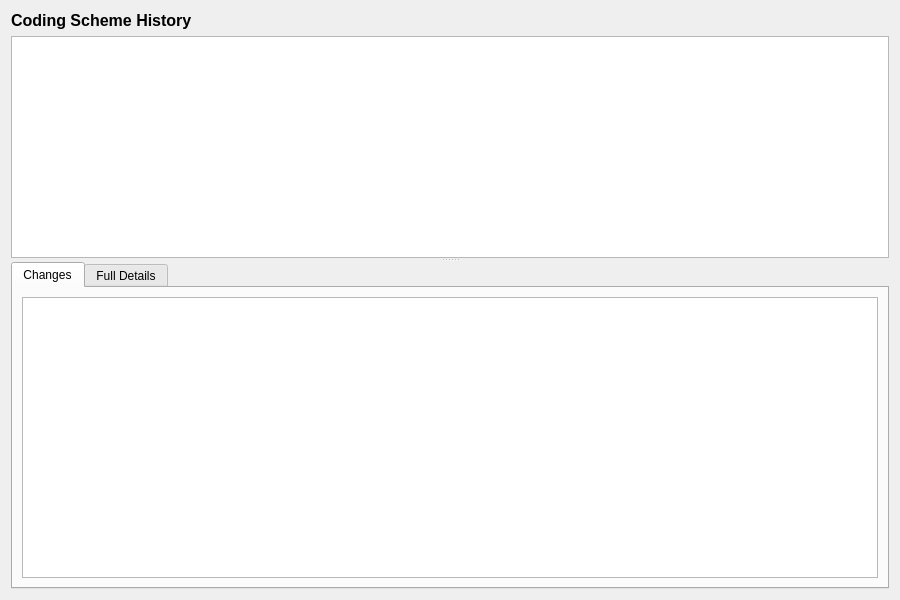
The window that projects/ores.qt/ui/CodingSchemeHistoryDialog.ui (OreStudio/OreStudio) describes before a commit, drawn with Qt 5.
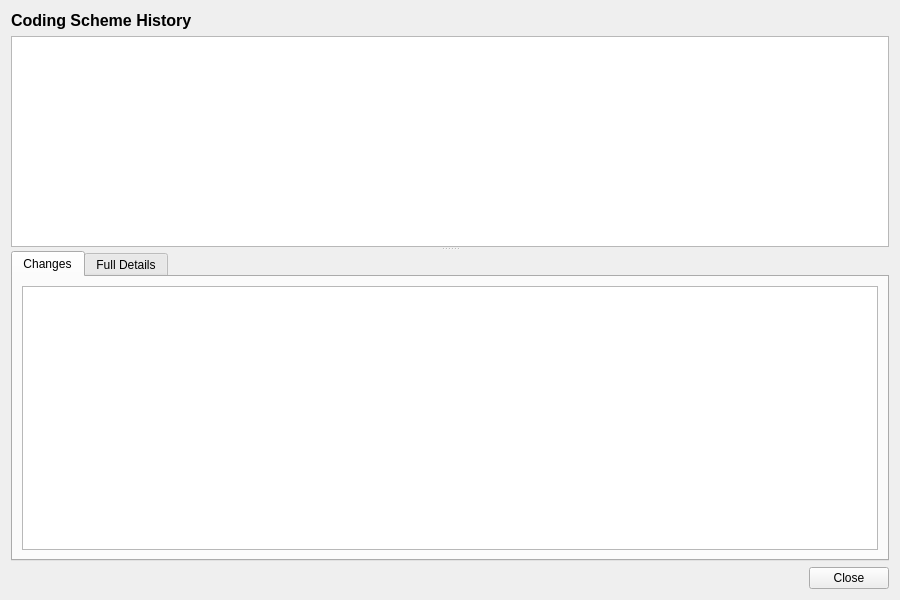
The same window after the commit.

Commit message: [qt] Remove toolbars from detail dialogs; add Close button throughout

Patch:
```diff
--- a/projects/ores.qt/ui/CodingSchemeHistoryDialog.ui
+++ b/projects/ores.qt/ui/CodingSchemeHistoryDialog.ui
@@ -240,6 +240,27 @@
      </widget>
     </widget>
    </item>
+   <item>
+    <layout class="QHBoxLayout" name="buttonLayout">
+     <item>
+      <spacer name="horizontalSpacer">
+       <property name="orientation">
+        <enum>Qt::Horizontal</enum>
+       </property>
+       <property name="sizeHint" stdset="0">
+        <size><width>40</width><height>20</height></size>
+       </property>
+      </spacer>
+     </item>
+     <item>
+      <widget class="QPushButton" name="closeButton">
+       <property name="text">
+        <string>Close</string>
+       </property>
+      </widget>
+     </item>
+    </layout>
+   </item>
   </layout>
  </widget>
  <resources/>
```
The commit also changes 201 other files.
